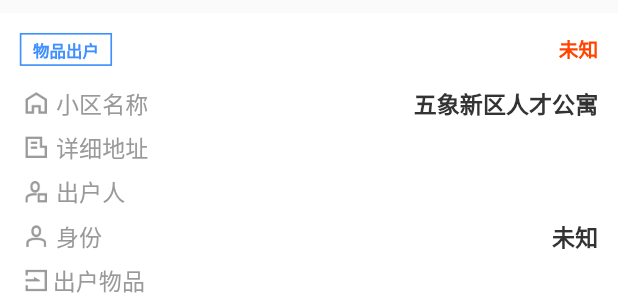
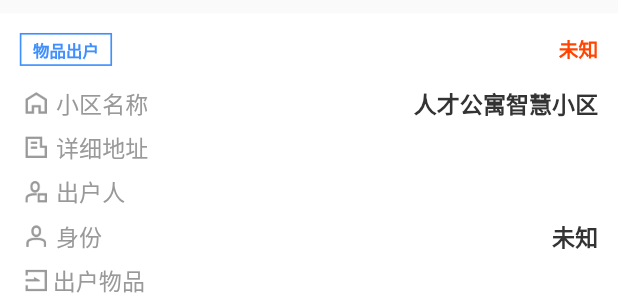
Before and after one commit to xwz1999/aku_new_community_manager, a Flutter app: the ItemsOutdoorCard widget shown alone on an empty page, opened directly with empty values, on a phone screen of 412 x 824 dp. Shown: the top 295 px of the screen. Run offline on Flutter 3.47's test engine with Material 2 defaults, Android fonts, the phone set to English and light mode, and no system bars; our stand-ins replace badges, bot_toast, carousel_slider, dio, dotted_border, equatable and 13 more; missing offline and left inert: amap_flutter_base, amap_flutter_location, amap_flutter_map, common_utils, jpush_flutter, power_logger and 1 more; accounts and stored records are empty; generated files the repository leaves out were written again; network calls fail.

Commit message:
国际化全局变量 替换小区名称

```diff
--- a/lib/ui/home/business/todo_outdoor_card.dart
+++ b/lib/ui/home/business/todo_outdoor_card.dart
@@ -1,23 +1,25 @@
 // Flutter imports:
+// Project imports:
+import 'package:aku_new_community_manager/models/todo_bussiness/todo_outdoor_model.dart';
+import 'package:aku_new_community_manager/style/app_style.dart';
+import 'package:aku_new_community_manager/ui/sub_pages/items_outdoor/items_outdoor_details_page.dart';
 import 'package:aku_new_community_manager/ui/widgets/common/aku_button.dart';
 import 'package:flutter/material.dart';
-
+import 'package:flutter_gen/gen_l10n/app_localizations.dart';
 // Package imports:
 import 'package:flutter_screenutil/flutter_screenutil.dart';
 import 'package:get/get.dart';
 import 'package:velocity_x/velocity_x.dart';
-
-// Project imports:
-import 'package:aku_new_community_manager/models/todo_bussiness/todo_outdoor_model.dart';
-import 'package:aku_new_community_manager/style/app_style.dart';
-import 'package:aku_new_community_manager/ui/sub_pages/items_outdoor/items_outdoor_details_page.dart';
 
 class ToDoOutDoorCard extends StatefulWidget {
   final ToDoOutDoorModel model;
   final VoidCallback? callRefresh;
   final bool homeDisplay;
   ToDoOutDoorCard(
-      {Key? key, required this.model, this.callRefresh, this.homeDisplay = false})
+      {Key? key,
+      required this.model,
+      this.callRefresh,
+      this.homeDisplay = false})
       : super(key: key);
 
   @override
@@ -102,7 +104,7 @@ class _ToDoOutDoorCardState extends State<ToDoOutDoorCard> {
                         ),
                         Spacer(),
                         Text(
-                          '五象新区人才公寓',
+                          '${S.of(context)!.tempPlotName}',
                           style: AppStyle().primaryStyle,
                         ),
                       ],
--- a/lib/ui/home/personal_draw.dart
+++ b/lib/ui/home/personal_draw.dart
@@ -9,6 +9,7 @@ import 'package:aku_new_community_manager/ui/settings/user_info_page.dart';
 import 'package:aku_new_community_manager/ui/widgets/app_widgets/aku_avatar.dart';
 import 'package:aku_new_community_manager/ui/widgets/common/aku_button.dart';
 import 'package:flutter/material.dart';
+import 'package:flutter_gen/gen_l10n/app_localizations.dart';
 import 'package:flutter_screenutil/flutter_screenutil.dart';
 import 'package:get/get.dart';
 import 'package:provider/provider.dart';
@@ -101,7 +102,7 @@ class _PersonalDrawState extends State<PersonalDraw> {
                           children: [
                             Icon(Icons.location_on_outlined, size: 33.w),
                             Text(
-                              '人才公寓',
+                              '${S.of(context)!.tempPlotName}',
                               style: TextStyle(
                                   color: AppStyle.primaryTextColor,
                                   fontSize: 24.sp),
--- a/lib/ui/sub_pages/items_outdoor/items_outdoor_card.dart
+++ b/lib/ui/sub_pages/items_outdoor/items_outdoor_card.dart
@@ -1,22 +1,24 @@
 // Flutter imports:
-import 'package:aku_new_community_manager/ui/widgets/common/aku_button.dart';
-import 'package:flutter/material.dart';
-
-// Package imports:
-import 'package:flutter_screenutil/flutter_screenutil.dart';
-import 'package:get/get.dart';
-
 // Project imports:
 import 'package:aku_new_community_manager/const/resource.dart';
 import 'package:aku_new_community_manager/models/manager/goods_out/goods_out_item_model.dart';
 import 'package:aku_new_community_manager/style/app_style.dart';
 import 'package:aku_new_community_manager/tools/widget_tool.dart';
 import 'package:aku_new_community_manager/ui/sub_pages/items_outdoor/items_outdoor_details_page.dart';
+import 'package:aku_new_community_manager/ui/widgets/common/aku_button.dart';
+import 'package:flutter/material.dart';
+import 'package:flutter_gen/gen_l10n/app_localizations.dart';
+// Package imports:
+import 'package:flutter_screenutil/flutter_screenutil.dart';
+import 'package:get/get.dart';
 
 class ItemsOutdoorCard extends StatefulWidget {
   final GoodsOutItemModel model;
   final VoidCallback? callRefresh;
-  ItemsOutdoorCard({Key? key, /*required*/ /*required*/ required this.model, this.callRefresh})
+  ItemsOutdoorCard(
+      {Key? key,
+      /*required*/ /*required*/ required this.model,
+      this.callRefresh})
       : super(key: key);
 
   @override
@@ -97,7 +99,7 @@ class _ItemsOutdoorCardState extends State<ItemsOutdoorCard> {
                 ),
                 Spacer(),
                 Text(
-                  '五象新区人才公寓',
+                  '${S.of(context)!.tempPlotName}',
                   style: AppStyle().primaryStyle,
                 ),
               ],
--- a/lib/ui/sub_pages/items_outdoor/items_outdoor_details_page.dart
+++ b/lib/ui/sub_pages/items_outdoor/items_outdoor_details_page.dart
@@ -1,16 +1,4 @@
 // Flutter imports:
-import 'package:aku_new_community_manager/ui/widgets/common/aku_button.dart';
-import 'package:aku_new_community_manager/ui/widgets/common/aku_material_button.dart';
-import 'package:flutter/material.dart';
-
-// Package imports:
-import 'package:common_utils/common_utils.dart';
-import 'package:flutter_easyrefresh/easy_refresh.dart';
-import 'package:flutter_screenutil/flutter_screenutil.dart';
-import 'package:get/get.dart';
-import 'package:provider/provider.dart';
-import 'package:url_launcher/url_launcher.dart';
-
 // Project imports:
 import 'package:aku_new_community_manager/const/api.dart';
 import 'package:aku_new_community_manager/const/resource.dart';
@@ -21,13 +9,26 @@ import 'package:aku_new_community_manager/tools/extensions/list_extension_tool.d
 import 'package:aku_new_community_manager/tools/widget_tool.dart';
 import 'package:aku_new_community_manager/ui/sub_pages/items_outdoor/outdoor_notpass_page.dart';
 import 'package:aku_new_community_manager/ui/sub_pages/items_outdoor/outdoor_pass_page.dart';
+import 'package:aku_new_community_manager/ui/widgets/common/aku_button.dart';
+import 'package:aku_new_community_manager/ui/widgets/common/aku_material_button.dart';
 import 'package:aku_new_community_manager/ui/widgets/common/aku_scaffold.dart';
 import 'package:aku_new_community_manager/utils/network/base_model.dart';
 import 'package:aku_new_community_manager/utils/network/net_util.dart';
+// Package imports:
+import 'package:common_utils/common_utils.dart';
+import 'package:flutter/material.dart';
+import 'package:flutter_easyrefresh/easy_refresh.dart';
+import 'package:flutter_gen/gen_l10n/app_localizations.dart';
+import 'package:flutter_screenutil/flutter_screenutil.dart';
+import 'package:get/get.dart';
+import 'package:provider/provider.dart';
+import 'package:url_launcher/url_launcher.dart';
 
 class ItemsOutdoorDetailsPage extends StatefulWidget {
   final int id;
-  ItemsOutdoorDetailsPage({Key? key, /*required*/ required this.id}) : super(key: key);
+
+  ItemsOutdoorDetailsPage({Key? key, /*required*/ required this.id})
+      : super(key: key);
 
   @override
   _ItemsOutdoorDetailsPageState createState() =>
@@ -105,8 +106,8 @@ class _ItemsOutdoorDetailsPageState extends State<ItemsOutdoorDetailsPage> {
                         ),
                         AkuBox.h(16),
                         ...<Widget>[
-                          _buildTile(
-                              R.ASSETS_OUTDOOR_IC_HOME_PNG, '小区名称', '五象新区人才公寓'),
+                          _buildTile(R.ASSETS_OUTDOOR_IC_HOME_PNG, '小区名称',
+                              '${S.of(context)!.tempPlotName}'),
                           _buildTile(
                             R.ASSETS_OUTDOOR_IC_ADDRESS_PNG,
                             '详细地址',
```
Also changed, not shown: lib/ui/home/announcement/anouncement_details.dart (+6 -6 lines), lib/ui/manage_pages/rules_manage/rules_manage_page.dart (+17 -12 lines), lib/ui/tool_pages/warning/warning_sub_page.dart (+8 -9 lines), lib/ui/tool_pages/warning/warning_success.dart (+7 -8 lines).
